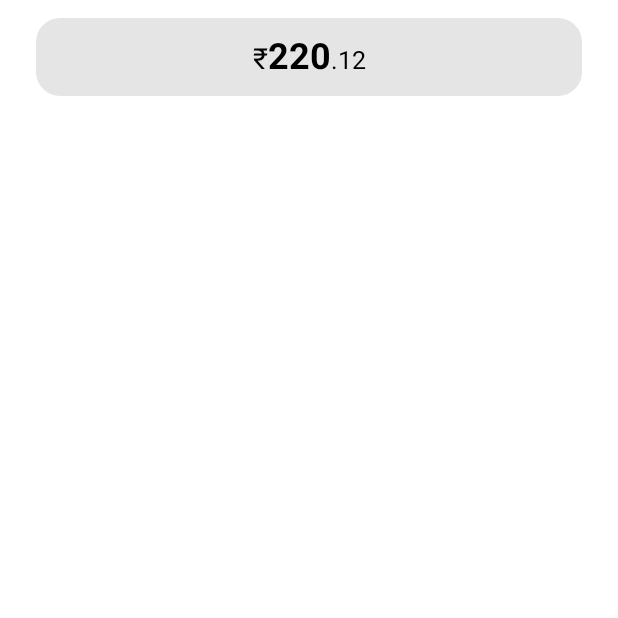
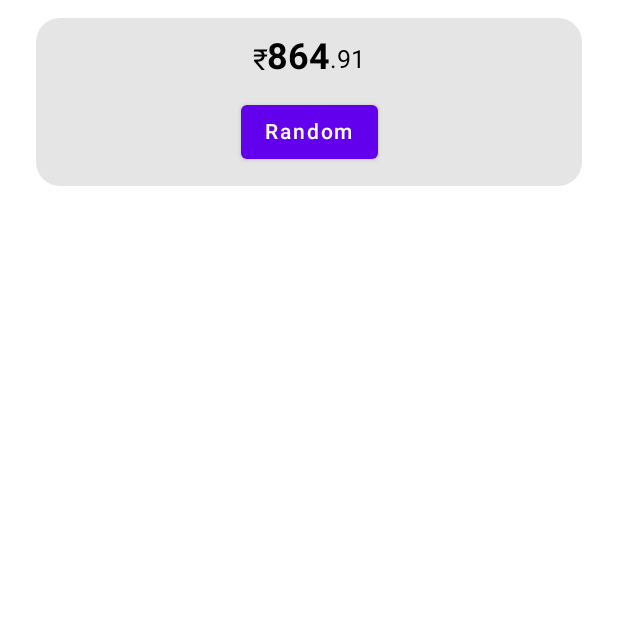
Before and after one commit to reyazoct/Kmm-Permissions, an Android app built with Jetpack Compose: the composable UiComponentsScreen shown on its own in the app's theme, on a phone screen of 412 x 824 dp, the top half of it. Run offline under Robolectric (Android 15) with nearby library versions, the phone set to English and light mode, and no system bars.

Commit message:
Add animation when amount changes

```diff
--- a/composeApp/src/commonMain/kotlin/tech/kotlinlang/permission/ui/component/UiComponentsScreen.kt
+++ b/composeApp/src/commonMain/kotlin/tech/kotlinlang/permission/ui/component/UiComponentsScreen.kt
@@ -1,14 +1,21 @@
 package tech.kotlinlang.permission.ui.component
 
 import androidx.compose.foundation.background
-import androidx.compose.foundation.layout.Box
+import androidx.compose.foundation.layout.Arrangement
+import androidx.compose.foundation.layout.Column
 import androidx.compose.foundation.layout.fillMaxWidth
 import androidx.compose.foundation.layout.padding
 import androidx.compose.foundation.lazy.LazyColumn
 import androidx.compose.foundation.shape.RoundedCornerShape
+import androidx.compose.material.Button
 import androidx.compose.material.LocalTextStyle
+import androidx.compose.material.Text
 import androidx.compose.runtime.Composable
 import androidx.compose.runtime.CompositionLocalProvider
+import androidx.compose.runtime.getValue
+import androidx.compose.runtime.mutableStateOf
+import androidx.compose.runtime.remember
+import androidx.compose.runtime.setValue
 import androidx.compose.ui.Alignment
 import androidx.compose.ui.Modifier
 import androidx.compose.ui.graphics.Color
@@ -18,6 +25,7 @@ import androidx.compose.ui.unit.sp
 import tech.kotlinlang.ui.AmountText
 import tech.kotlinlang.ui.AmountTextConfig
 import tech.kotlinlang.ui.AmountTextConfigLocal
+import kotlin.random.Random
 
 @Composable
 fun UiComponentsScreen() {
@@ -53,17 +61,27 @@ private fun AmountTextContent(modifier: Modifier) {
             decimalFontWeightDiff = 3,
         )
     ) {
-        Box(
+        Column(
             modifier = modifier,
-            contentAlignment = Alignment.Center,
+            horizontalAlignment = Alignment.CenterHorizontally,
+            verticalArrangement = Arrangement.spacedBy(12.dp),
         ) {
+            var amount by remember { mutableStateOf(Random.nextDouble(100.0, 1000.0)) }
             AmountText(
-                amount = 220.13,
+                amount = amount,
                 style = LocalTextStyle.current.copy(
                     fontWeight = FontWeight.Bold,
                     fontSize = 24.sp,
                 )
             )
+            Button(
+                onClick = {
+                    amount = Random.nextDouble(100.0, 1000.0);
+                },
+            ) {
+                Text("Random")
+            }
+
         }
     }
 }
--- a/ui/src/commonMain/kotlin/tech/kotlinlang/ui/AmountText.kt
+++ b/ui/src/commonMain/kotlin/tech/kotlinlang/ui/AmountText.kt
@@ -1,16 +1,21 @@
 package tech.kotlinlang.ui
 
+import androidx.compose.animation.AnimatedContent
+import androidx.compose.animation.fadeIn
+import androidx.compose.animation.fadeOut
+import androidx.compose.animation.slideInVertically
+import androidx.compose.animation.slideOutVertically
+import androidx.compose.animation.togetherWith
+import androidx.compose.foundation.layout.Row
 import androidx.compose.material.LocalTextStyle
 import androidx.compose.material.Text
 import androidx.compose.runtime.Composable
 import androidx.compose.runtime.remember
 import androidx.compose.runtime.staticCompositionLocalOf
+import androidx.compose.ui.Alignment
 import androidx.compose.ui.Modifier
 import androidx.compose.ui.text.TextStyle
-import androidx.compose.ui.text.buildAnnotatedString
 import androidx.compose.ui.text.font.FontWeight
-import androidx.compose.ui.text.style.TextOverflow
-import androidx.compose.ui.text.withStyle
 import kotlin.math.roundToInt
 
 @Composable
@@ -26,49 +31,81 @@ fun AmountText(
         val dec = ((roundedAmount - amount.toInt()) * 100).toInt()
         if (dec > 0) ".${dec.toString().padStart(2, '0')}" else null
     }
-    Text(
-        modifier = modifier,
-        text = buildAnnotatedString {
+    val symbolFontWeightAndSize = remember {
         val symbolFontWeightInt = style.fontWeight?.weight?.minus(amountTextConfig.symbolFontWeightDiff * 100)
-            val symbolFontWeight = if (symbolFontWeightInt != null && symbolFontWeightInt < 100) {
+        val fontWeight = if (symbolFontWeightInt != null && symbolFontWeightInt < 100) {
             FontWeight.Light
         } else if (symbolFontWeightInt != null) {
             FontWeight(symbolFontWeightInt)
         } else {
             style.fontWeight
         }
-            withStyle(
-                style.toSpanStyle().copy(
-                    fontSize = style.fontSize * amountTextConfig.symbolRatio,
-                    fontWeight = symbolFontWeight,
-                )
-            ) {
-                append(amountTextConfig.currency.symbol)
+        fontWeight to style.fontSize * amountTextConfig.symbolRatio
     }
-            append(integerPart)
-            if (decimalPart != null) {
+    val decimalFontWeightAndSize = remember {
         val decimalFontWeightInt = style.fontWeight?.weight?.minus(amountTextConfig.decimalFontWeightDiff * 100)
-                val decimalFontWeight = if (decimalFontWeightInt != null && decimalFontWeightInt < 100) {
+        val fontWeight = if (decimalFontWeightInt != null && decimalFontWeightInt < 100) {
             FontWeight.Light
         } else if (decimalFontWeightInt != null) {
             FontWeight(decimalFontWeightInt)
         } else {
             style.fontWeight
         }
-                withStyle(
-                    style.toSpanStyle().copy(
-                        fontSize = style.fontSize * amountTextConfig.decimalRatio,
-                        fontWeight = decimalFontWeight,
-                    ),
+        fontWeight to style.fontSize * amountTextConfig.decimalRatio
+    }
+
+    Row(
+        modifier = modifier,
+        verticalAlignment = Alignment.Bottom,
     ) {
-                    append(decimalPart)
+        AnimatedContent(
+            targetState = amountTextConfig.currency.symbol,
+            transitionSpec = {
+                slideInVertically { height -> height } + fadeIn() togetherWith slideOutVertically { height -> -height } + fadeOut()
+            },
+        ) { target ->
+            Text(
+                text = target,
+                style = style.copy(
+                    fontSize = symbolFontWeightAndSize.second,
+                    fontWeight = symbolFontWeightAndSize.first,
+                    lineHeight = style.fontSize,
+                )
+            )
+        }
+        integerPart.forEach { part ->
+            AnimatedContent(
+                targetState = part,
+                transitionSpec = {
+                    slideInVertically { height -> height } + fadeIn() togetherWith slideOutVertically { height -> -height } + fadeOut()
+                },
+            ) { target ->
+                Text(
+                    text = target.toString(),
+                    style = style.copy(
+                        lineHeight = style.fontSize,
+                    )
+                )
             }
         }
+        decimalPart?.forEach { part ->
+            AnimatedContent(
+                targetState = part,
+                transitionSpec = {
+                    slideInVertically { height -> height } + fadeIn() togetherWith slideOutVertically { height -> -height } + fadeOut()
                 },
-        style = style,
-        maxLines = 1,
-        overflow = TextOverflow.Ellipsis,
+            ) { target ->
+                Text(
+                    text = target.toString(),
+                    style = style.copy(
+                        fontSize = decimalFontWeightAndSize.second,
+                        fontWeight = decimalFontWeightAndSize.first,
+                        lineHeight = style.fontSize,
                     )
+                )
+            }
+        }
+    }
 }
 
 private fun formatStringWithCommas(input: String): String {
```
Also changed, not shown: 1 other file. Lines whose indentation alone changed are shown as unchanged.
